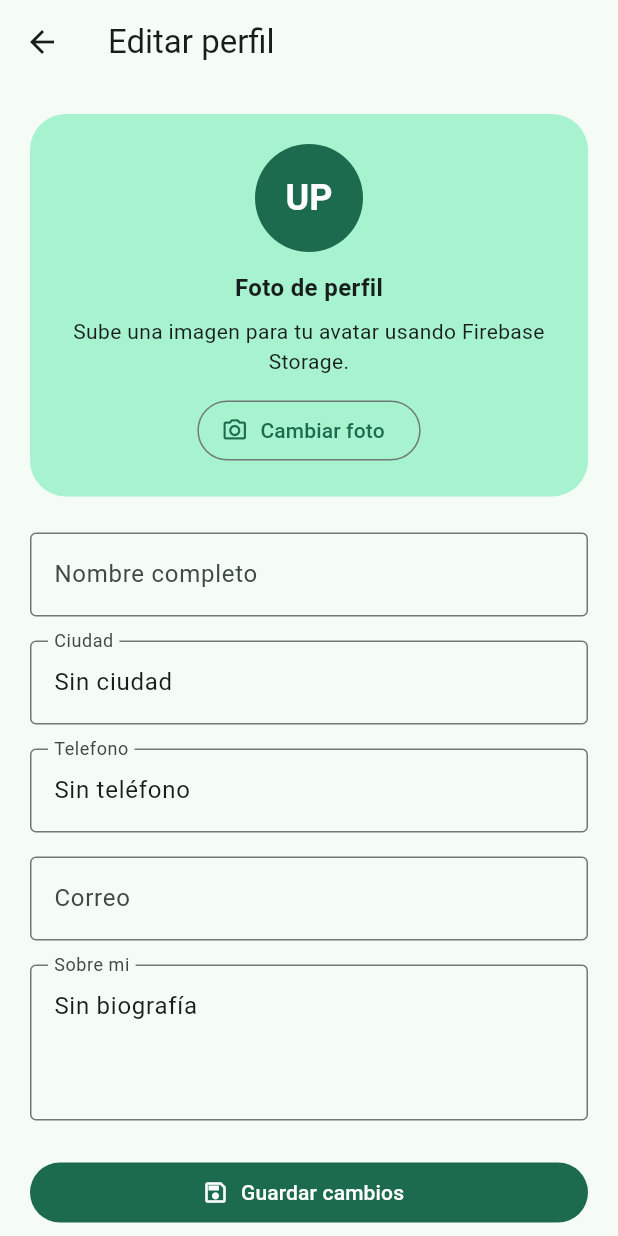
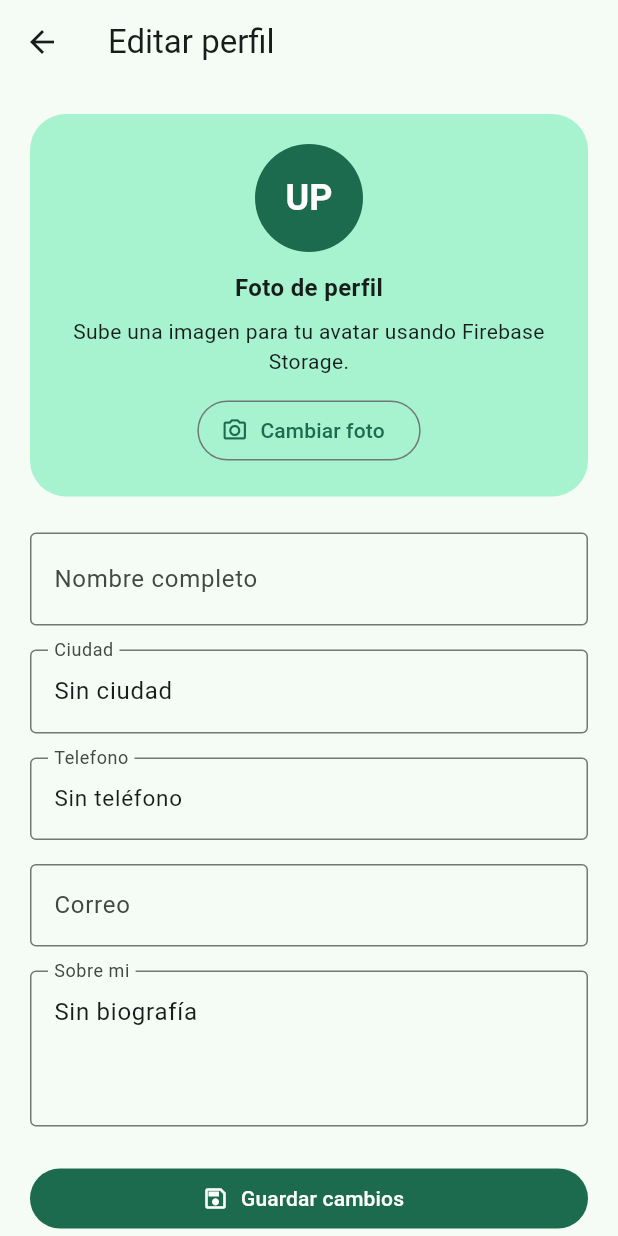
Before and after one commit to VNJZ/Proyecto_APPWEB, a Flutter app: the ProfileScreen screen opened directly with empty values, after a tap on "Editar", on a phone screen of 412 x 824 dp. Run offline on Flutter 3.47's test engine with Material 3 defaults, Android fonts, the phone set to English and light mode, and no system bars; our stand-ins replace cloud_firestore, firebase_auth, firebase_core, firebase_storage, flutter_card_swiper, google_sign_in and 2 more; accounts and stored records are empty.

Commit message:
agrandar las letras (no todas)

```diff
--- a/lib/screens/adoption_form_screen.dart
+++ b/lib/screens/adoption_form_screen.dart
@@ -332,7 +332,7 @@ class _AdoptionFormScreenState extends State<AdoptionFormScreen> {
                               )
                             : const Text(
                                 'Enviar solicitud',
-                                style: TextStyle(fontSize: 16, fontWeight: FontWeight.bold),
+                                style: TextStyle(fontSize: 20, fontWeight: FontWeight.bold),
                               ),
                       ),
                     ),
--- a/lib/screens/edit_profile_screen.dart
+++ b/lib/screens/edit_profile_screen.dart
@@ -198,6 +198,7 @@ class _EditProfileScreenState extends State<EditProfileScreen> {
               const SizedBox(height: 24),
               TextFormField(
                 controller: _nameController,
+                style: const TextStyle(fontSize: 20),    //agranda el texto
                 decoration: const InputDecoration(
                   labelText: 'Nombre completo',
                   border: OutlineInputBorder(),
@@ -213,7 +214,9 @@ class _EditProfileScreenState extends State<EditProfileScreen> {
               TextFormField(
                 controller: _cityController,
                 decoration: const InputDecoration(
+
                   labelText: 'Ciudad',
+
                   border: OutlineInputBorder(),
                 ),
                 validator: (value) {
@@ -226,6 +229,7 @@ class _EditProfileScreenState extends State<EditProfileScreen> {
               const SizedBox(height: 16),
               TextFormField(
                 controller: _phoneController,
+                style: TextStyle(fontSize: 15),   //TELEFONO
                 keyboardType: TextInputType.phone,
                 decoration: const InputDecoration(
                   labelText: 'Telefono',
@@ -241,10 +245,13 @@ class _EditProfileScreenState extends State<EditProfileScreen> {
               const SizedBox(height: 16),
               TextFormField(
                 controller: _emailController,
+                style: TextStyle(fontSize: 15),
                 keyboardType: TextInputType.emailAddress,
                 decoration: const InputDecoration(
                   labelText: 'Correo',
+
                   border: OutlineInputBorder(),
+
                 ),
                 validator: (value) {
                   if (value == null || value.trim().isEmpty) {
--- a/lib/screens/org_panel_screen.dart
+++ b/lib/screens/org_panel_screen.dart
@@ -45,7 +45,7 @@ class OrgPanelScreen extends StatelessWidget {
           return ListView.separated(
             padding: const EdgeInsets.all(16),
             itemCount: mascotas.length,
-            separatorBuilder: (_, __) => const SizedBox(height: 8),
+            separatorBuilder: (_, _) => const SizedBox(height: 8),
             itemBuilder: (context, i) {
               final data = mascotas[i].data() as Map<String, dynamic>;
               final petId = mascotas[i].id;
@@ -233,7 +233,7 @@ class _SolicitudesSheet extends StatelessWidget {
                   controller: scrollController,
                   padding: const EdgeInsets.all(16),
                   itemCount: solicitudes.length,
-                  separatorBuilder: (_, __) => const SizedBox(height: 8),
+                  separatorBuilder: (_, _) => const SizedBox(height: 8),
                   itemBuilder: (context, i) {
                     final data = solicitudes[i].data() as Map<String, dynamic>;
                     return _SolicitudCard(
--- a/lib/screens/profile_screen.dart
+++ b/lib/screens/profile_screen.dart
@@ -106,6 +106,14 @@ class ProfileScreen extends StatelessWidget {
               .orderBy('createdAt', descending: true)
               .snapshots(),
           builder: (context, solSnapshot) {
+
+            //ESTO SOLAMENTE MOSTRARA EL ERROR EN PANTALLA
+            //if (solSnapshot.hasError){
+            //  return Center(child: Text('Error: ${solSnapshot.error}'));
+            //}
+            //===============================================
+
+
             int activeApps = 0;
             int completedAdoptions = 0;
             final List<AdoptionHistoryItem> history = [];
@@ -133,6 +141,10 @@ class ProfileScreen extends StatelessWidget {
                           : 'Rechazada',
                 ));
               }
+
+              //NUEVO AGREGUE FINO
+              history.sort((a,b)=> b.date.compareTo(a.date));
+
             }
 
             final finalProfile = currentProfile.copyWith(
```
Also changed, not shown: lib/main.dart (+7 -0 lines), lib/screens/feed_screen.dart (+5 -2 lines), pubspec.lock, 6 other files.
